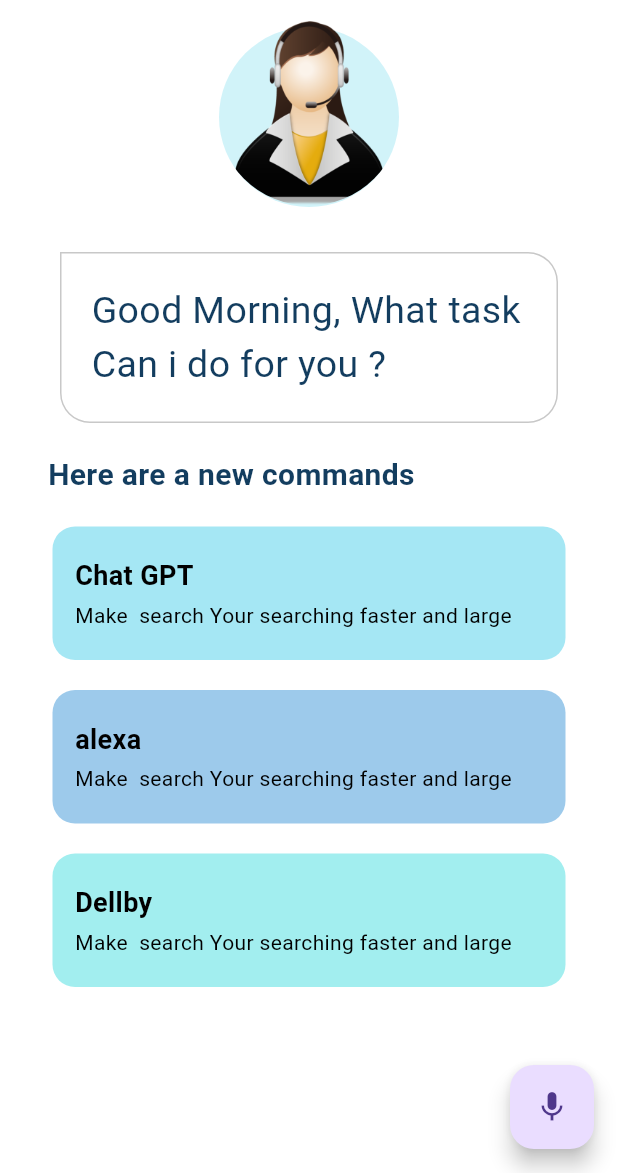
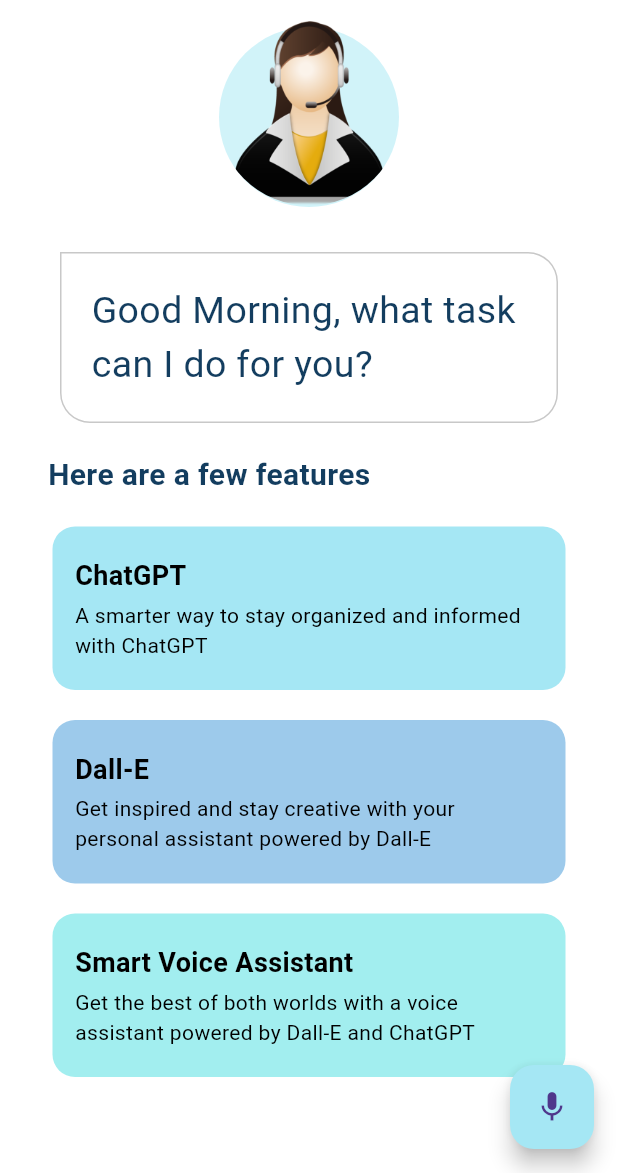
Before and after one commit to rathor0810/allen, a Flutter app: the screen it shows after launch, after a tap on the "mic" icon, on a phone screen of 412 x 824 dp, the part 63-1236 px from its top. Run offline on Flutter 3.47's test engine with Material 3 defaults, Android fonts, the phone set to English and light mode, and no system bars; our stand-ins replace animate_do, flutter_tts, speech_to_text; Roboto replaces fonts that are missing (Cera Pro).

```diff
--- a/lib/homepage.dart
+++ b/lib/homepage.dart
@@ -1,6 +1,7 @@
 import 'package:allen/feature_list.dart';
 import 'package:allen/open_ai_service.dart';
 import 'package:allen/pallete.dart';
+import 'package:animate_do/animate_do.dart';
 import 'package:flutter/material.dart';
 import 'package:flutter_tts/flutter_tts.dart';
 import 'package:speech_to_text/speech_recognition_result.dart';
@@ -15,13 +16,16 @@ class HomePage extends StatefulWidget {
 
 class _HomePageState extends State<HomePage> {
   final speechToText = SpeechToText();
-  FlutterTts flutterTts = FlutterTts();
+  final flutterTts = FlutterTts();
+  String lastWords = '';
+  final OpenAIService openAIService = OpenAIService();
+  String? generatedContent;
+  String? generatedImageUrl;
+  int start = 200;
+  int delay = 200;
 
-  final OpenAiService openAiService = OpenAiService();
-  String lastWords = "";
   @override
   void initState() {
-    // TODO: implement initState
     super.initState();
     initSpeechToText();
     initTextToSpeech();
@@ -37,31 +41,24 @@ class _HomePageState extends State<HomePage> {
     setState(() {});
   }
 
-  /// Each time to start a speech recognition session
   Future<void> startListening() async {
     await speechToText.listen(onResult: onSpeechResult);
     setState(() {});
   }
 
-  /// Manually stop the active speech recognition session
-  /// Note that there are also timeouts that each platform enforces
-  /// and the SpeechToText plugin supports setting timeouts on the
-  /// listen method.
   Future<void> stopListening() async {
     await speechToText.stop();
     setState(() {});
   }
 
-  /// This is the callback that the SpeechToText plugin calls when
-  /// the platform returns recognized words.
   void onSpeechResult(SpeechRecognitionResult result) {
     setState(() {
       lastWords = result.recognizedWords;
     });
   }
 
-  Future<void> systemSpeak(String Content) async {
-    await flutterTts.speak(Content);
+  Future<void> systemSpeak(String content) async {
+    await flutterTts.speak(content);
   }
 
   @override
@@ -75,15 +72,18 @@ class _HomePageState extends State<HomePage> {
   Widget build(BuildContext context) {
     return Scaffold(
       appBar: AppBar(
-        title: const Text('Allen'),
+        title: BounceInDown(
+          child: const Text('Allen'),
+        ),
         leading: const Icon(Icons.menu),
         centerTitle: true,
       ),
-      // voice chat Image
       body: SingleChildScrollView(
         child: Column(
           children: [
-            Stack(
+            // virtual assistant picture
+            ZoomIn(
+              child: Stack(
                 children: [
                   Center(
                     child: Container(
@@ -92,90 +92,154 @@ class _HomePageState extends State<HomePage> {
                       margin: const EdgeInsets.only(top: 4),
                       decoration: const BoxDecoration(
                         color: Pallete.assistantCircleColor,
-                        shape: BoxShape.circle),
+                        shape: BoxShape.circle,
                       ),
                     ),
-                Center(
-                  child: Container(
+                  ),
+                  Container(
                     height: 123,
-                    width: 123,
                     decoration: const BoxDecoration(
                       shape: BoxShape.circle,
                       image: DecorationImage(
-                        image: AssetImage('assets/images/virtualAssistant.png'),
+                        image: AssetImage(
+                          'assets/images/virtualAssistant.png',
                         ),
                       ),
+                    ),
+                  ),
+                ],
+              ),
+            ),
+            // chat bubble
+            FadeInRight(
+              child: Visibility(
+                visible: generatedImageUrl == null,
+                child: Container(
+                  padding: const EdgeInsets.symmetric(
+                    horizontal: 20,
+                    vertical: 10,
+                  ),
+                  margin: const EdgeInsets.symmetric(horizontal: 40).copyWith(
+                    top: 30,
+                  ),
+                  decoration: BoxDecoration(
+                    border: Border.all(
+                      color: Pallete.borderColor,
+                    ),
+                    borderRadius: BorderRadius.circular(20).copyWith(
+                      topLeft: Radius.zero,
+                    ),
+                  ),
+                  child: Padding(
+                    padding: const EdgeInsets.symmetric(vertical: 10.0),
+                    child: Text(
+                      generatedContent == null
+                          ? 'Good Morning, what task can I do for you?'
+                          : generatedContent!,
+                      style: TextStyle(
+                        fontFamily: 'Cera Pro',
+                        color: Pallete.mainFontColor,
+                        fontSize: generatedContent == null ? 25 : 18,
+                      ),
+                    ),
+                  ),
+                ),
+              ),
+            ),
+            if (generatedImageUrl != null)
+              Padding(
+                padding: const EdgeInsets.all(10.0),
+                child: ClipRRect(
+                  borderRadius: BorderRadius.circular(20),
+                  child: Image.network(generatedImageUrl!),
+                ),
+              ),
+            SlideInLeft(
+              child: Visibility(
+                visible: generatedContent == null && generatedImageUrl == null,
+                child: Container(
+                  padding: const EdgeInsets.all(10),
+                  alignment: Alignment.centerLeft,
+                  margin: const EdgeInsets.only(top: 10, left: 22),
+                  child: const Text(
+                    'Here are a few features',
+                    style: TextStyle(
+                      fontFamily: 'Cera Pro',
+                      color: Pallete.mainFontColor,
+                      fontSize: 20,
+                      fontWeight: FontWeight.bold,
+                    ),
+                  ),
+                ),
+              ),
+            ),
+            // features list
+            Visibility(
+              visible: generatedContent == null && generatedImageUrl == null,
+              child: Column(
+                children: [
+                  SlideInLeft(
+                    delay: Duration(milliseconds: start),
+                    child: const FeatureList(
+                      color: Pallete.firstSuggestionBoxColor,
+                      headerText: 'ChatGPT',
+                      descriptionText:
+                          'A smarter way to stay organized and informed with ChatGPT',
+                    ),
+                  ),
+                  SlideInLeft(
+                    delay: Duration(milliseconds: start + delay),
+                    child: const FeatureList(
+                      color: Pallete.secondSuggestionBoxColor,
+                      headerText: 'Dall-E',
+                      descriptionText:
+                          'Get inspired and stay creative with your personal assistant powered by Dall-E',
+                    ),
+                  ),
+                  SlideInLeft(
+                    delay: Duration(milliseconds: start + 2 * delay),
+                    child: const FeatureList(
+                      color: Pallete.thirdSuggestionBoxColor,
+                      headerText: 'Smart Voice Assistant',
+                      descriptionText:
+                          'Get the best of both worlds with a voice assistant powered by Dall-E and ChatGPT',
+                    ),
+                  ),
+                ],
               ),
             )
           ],
         ),
-            // chat bubble
-            Container(
-              padding: const EdgeInsets.symmetric(horizontal: 20, vertical: 10),
-              margin:
-                  const EdgeInsets.symmetric(horizontal: 40).copyWith(top: 30),
-              decoration: BoxDecoration(
-                  border: Border.all(color: Pallete.borderColor),
-                  borderRadius:
-                      BorderRadius.circular(20).copyWith(topLeft: Radius.zero)),
-              child: const Padding(
-                padding: EdgeInsets.symmetric(vertical: 10.0),
-                child: Text(
-                  'Good Morning, What task Can i do for you ?',
-                  style: TextStyle(
-                      color: Pallete.mainFontColor,
-                      fontSize: 25,
-                      fontFamily: 'Cera Pro'),
       ),
-              ),
-            ),
-
-            Container(
-              alignment: Alignment.centerLeft,
-              padding: EdgeInsets.all(10),
-              margin: EdgeInsets.only(top: 10, left: 22),
-              child: const Text(
-                "Here are a new commands",
-                style: TextStyle(
-                  fontFamily: "Cera Pro",
-                  fontSize: 20,
-                  fontWeight: FontWeight.bold,
-                  color: Pallete.mainFontColor,
-                ),
-              ),
-            ),
-            //feature list
-            const FeatureList(
-              color: Pallete.firstSuggestionBoxColor,
-              headerText: 'Chat GPT',
-              descriptionText: 'Make  search Your searching faster and large',
-            ),
-            const FeatureList(
-              color: Pallete.secondSuggestionBoxColor,
-              headerText: 'alexa',
-              descriptionText: 'Make  search Your searching faster and large',
-            ),
-            const FeatureList(
-              color: Pallete.thirdSuggestionBoxColor,
-              headerText: 'Dellby',
-              descriptionText: 'Make  search Your searching faster and large',
-            ),
-          ],
-        ),
-      ),
-      floatingActionButton: FloatingActionButton(
+      floatingActionButton: ZoomIn(
+        delay: Duration(milliseconds: start + 3 * delay),
+        child: FloatingActionButton(
+          backgroundColor: Pallete.firstSuggestionBoxColor,
           onPressed: () async {
-          if (await speechToText.hasPermission && speechToText.isNotListening) {
-            startListening();
-          } else if (await speechToText.isListening) {
-            final speech = await openAiService.isAtPromptAPI(lastWords);
-            systemSpeak(speech);
-            stopListening();
+            if (await speechToText.hasPermission &&
+                speechToText.isNotListening) {
+              await startListening();
+            } else if (speechToText.isListening) {
+              final speech = await openAIService.isArtPromptAPI(lastWords);
+              if (speech.contains('https')) {
+                generatedImageUrl = speech;
+                generatedContent = null;
+                setState(() {});
+              } else {
+                generatedImageUrl = null;
+                generatedContent = speech;
+                setState(() {});
+                await systemSpeak(speech);
+              }
+              await stopListening();
             } else {
               initSpeechToText();
             }
           },
-        child: const Icon(Icons.mic),
+          child: Icon(
+            speechToText.isListening ? Icons.stop : Icons.mic,
+          ),
+        ),
       ),
     );
   }
--- a/lib/open_ai_service.dart
+++ b/lib/open_ai_service.dart
@@ -1,30 +1,29 @@
 import 'dart:convert';
+
 
 import 'package:allen/secrets.dart';
 import 'package:http/http.dart' as http;
 
+class OpenAIService {
   final List<Map<String, String>> messages = [];
 
-class OpenAiService {
-  // final List<Map<String, String>> messages = [];
-
-  Future<String> isAtPromptAPI(String prompt) async {
+  Future<String> isArtPromptAPI(String prompt) async {
     try {
       final res = await http.post(
         Uri.parse('https://api.openai.com/v1/chat/completions'),
         headers: {
           'Content-Type': 'application/json',
-          'Authorization': 'Bearer $openAiAPIKey'
+          'Authorization': 'Bearer $openAiAPIKey',
         },
         body: jsonEncode({
           "model": "gpt-3.5-turbo",
           "messages": [
             {
-              "role": "user",
-              "content":
-                  "Does this message wants to generate AI picture, image,art or anything similar ? $prompt . Simply answer with yes or no. ",
-            },
-          ]
+              'role': 'user',
+              'content':
+                  'Does this message want to generate an AI picture, image, art or anything similar? $prompt . Simply answer with a yes or no.',
+            }
+          ],
         }),
       );
       print(res.body);
@@ -38,79 +37,85 @@ class OpenAiService {
           case 'yes':
           case 'Yes.':
           case 'yes.':
-            final res = await DallEAPI(prompt);
+            final res = await dallEAPI(prompt);
             return res;
           default:
-            final res = await ChatGPTAPI(prompt);
+            final res = await chatGPTAPI(prompt);
             return res;
         }
       }
-      return "An Internal error occur";
+      return 'An internal error occurred';
     } catch (e) {
       return e.toString();
     }
   }
 
-  Future<String> ChatGPTAPI(String prompt) async {
-    messages.add({'role': 'user', 'content': prompt});
+  Future<String> chatGPTAPI(String prompt) async {
+    messages.add({
+      'role': 'user',
+      'content': prompt,
+    });
     try {
       final res = await http.post(
         Uri.parse('https://api.openai.com/v1/chat/completions'),
         headers: {
           'Content-Type': 'application/json',
-          'Authorization': 'Bearer $openAiAPIKey'
+          'Authorization': 'Bearer $openAiAPIKey',
         },
         body: jsonEncode({
           "model": "gpt-3.5-turbo",
           "messages": messages,
         }),
       );
-      print(res.body);
+
       if (res.statusCode == 200) {
         String content =
             jsonDecode(res.body)['choices'][0]['message']['content'];
         content = content.trim();
 
         messages.add({
-          'role': 'assitant',
+          'role': 'assistant',
           'content': content,
         });
         return content;
       }
-      return "An Internal error occur";
+      return 'An internal error occurred';
     } catch (e) {
       return e.toString();
     }
   }
-}
 
-Future<String> DallEAPI(String prompt) async {
-  messages.add({'role': 'user', 'content': prompt});
+  Future<String> dallEAPI(String prompt) async {
+    messages.add({
+      'role': 'user',
+      'content': prompt,
+    });
     try {
       final res = await http.post(
         Uri.parse('https://api.openai.com/v1/images/generations'),
         headers: {
           'Content-Type': 'application/json',
-        'Authorization': 'Bearer $openAiAPIKey'
+          'Authorization': 'Bearer $openAiAPIKey',
         },
         body: jsonEncode({
           'prompt': prompt,
           'n': 1,
         }),
       );
-    print(res.body);
+
       if (res.statusCode == 200) {
         String imageUrl = jsonDecode(res.body)['data'][0]['url'];
         imageUrl = imageUrl.trim();
 
         messages.add({
-        'role': 'assitant',
+          'role': 'assistant',
           'content': imageUrl,
         });
         return imageUrl;
       }
-    return "An Internal error occur";
+      return 'An internal error occurred';
     } catch (e) {
       return e.toString();
     }
   }
+}
--- a/pubspec.yaml
+++ b/pubspec.yaml
@@ -38,6 +38,7 @@ dependencies:
   speech_to_text: ^6.2.0
   http: ^1.2.0
   flutter_tts: ^3.8.4
+  animate_do: ^3.1.1
 
 dev_dependencies:
   flutter_test:
```
Also changed, not shown: pubspec.lock. Lines whose indentation alone changed are shown as unchanged.
